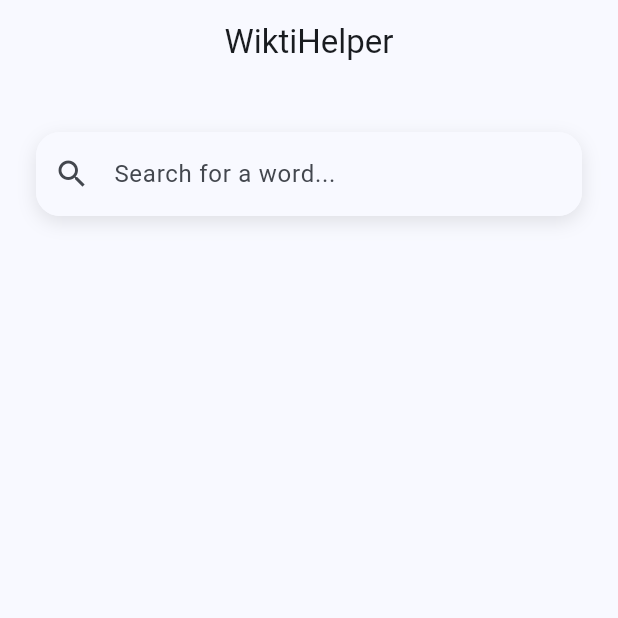
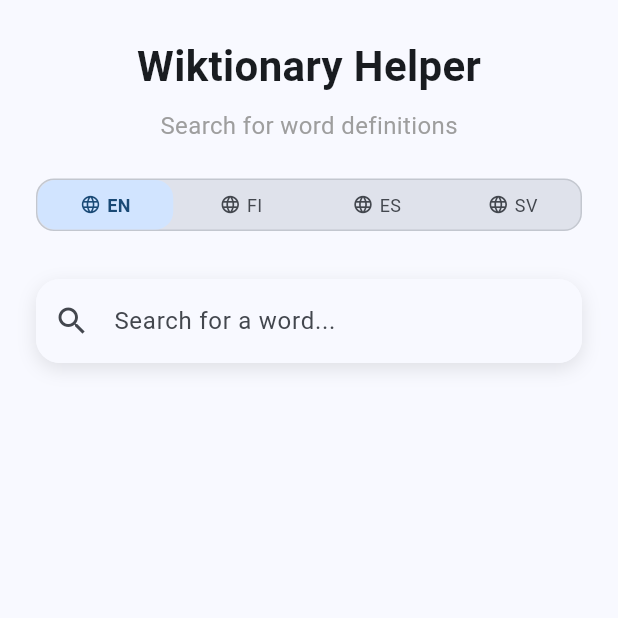
Before and after one commit to timokoola/wiktihelper, a Flutter app: the screen it shows after launch, on a phone screen of 412 x 824 dp, the top half of it. Run offline on Flutter 3.47's test engine with Material 3 defaults, Android fonts, the phone set to English and light mode, and no system bars; our stand-ins replace share_plus.

Commit message:
Add Spanish and Swedish language support with improved language selector UI

```diff
--- /dev/null
+++ b/lib/features/home/presentation/pages/home_page.dart
@@ -0,0 +1,70 @@
+import 'package:flutter/material.dart';
+import 'package:provider/provider.dart';
+import 'package:wiktihelper/features/home/presentation/providers/home_provider.dart';
+import 'package:wiktihelper/shared/widgets/search_box.dart';
+import 'package:wiktihelper/shared/widgets/wiktionary_result_card.dart';
+import 'package:wiktihelper/shared/widgets/language_selector.dart';
+
+class HomePage extends StatelessWidget {
+  const HomePage({super.key});
+
+  @override
+  Widget build(BuildContext context) {
+    return Scaffold(
+      body: SafeArea(
+        child: Consumer<HomeProvider>(
+          builder: (context, provider, child) {
+            return Column(
+              children: [
+                const SizedBox(height: 24),
+                const Text(
+                  'Wiktionary Helper',
+                  style: TextStyle(
+                    fontSize: 28,
+                    fontWeight: FontWeight.bold,
+                  ),
+                ),
+                const SizedBox(height: 8),
+                const Text(
+                  'Search for word definitions',
+                  style: TextStyle(
+                    fontSize: 16,
+                    color: Colors.grey,
+                  ),
+                ),
+                const SizedBox(height: 24),
+                LanguageSelector(
+                  selectedLanguage: provider.selectedLanguage,
+                  onLanguageChanged: (language) {
+                    provider.setLanguage(language);
+                    if (provider.currentResult != null) {
+                      provider.searchWord(provider.currentResult!.title);
+                    }
+                  },
+                ),
+                const SizedBox(height: 16),
+                SearchBox(
+                  onSearch: provider.searchWord,
+                  isLoading: provider.isLoading,
+                ),
+                const SizedBox(height: 24),
+                Expanded(
+                  child: SingleChildScrollView(
+                    child: Column(
+                      children: [
+                        if (provider.currentResult != null)
+                          WiktionaryResultCard(
+                            result: provider.currentResult!,
+                          ),
+                      ],
+                    ),
+                  ),
+                ),
+              ],
+            );
+          },
+        ),
+      ),
+    );
+  }
+}
--- /dev/null
+++ b/lib/features/home/presentation/providers/home_provider.dart
@@ -0,0 +1,47 @@
+import 'package:flutter/material.dart';
+import 'package:wiktihelper/shared/models/wiktionary_result.dart';
+import 'package:wiktihelper/shared/services/wiktionary_service.dart';
+
+class HomeProvider extends ChangeNotifier {
+  final WiktionaryService _service;
+  bool _isLoading = false;
+  WiktionaryResult? _currentResult;
+  String _selectedLanguage = 'en';
+
+  HomeProvider(this._service);
+
+  bool get isLoading => _isLoading;
+  WiktionaryResult? get currentResult => _currentResult;
+  String get selectedLanguage => _selectedLanguage;
+
+  void setLanguage(String language) {
+    _selectedLanguage = language;
+    notifyListeners();
+  }
+
+  Future<void> searchWord(String word) async {
+    if (word.isEmpty) {
+      _currentResult = null;
+      notifyListeners();
+      return;
+    }
+
+    _isLoading = true;
+    notifyListeners();
+
+    try {
+      final result = await _service.searchWord(word, _selectedLanguage);
+      _currentResult = result;
+    } catch (e) {
+      _currentResult = WiktionaryResult(
+        title: word,
+        extract: '',
+        source: _selectedLanguage,
+        error: 'Failed to fetch definition: $e',
+      );
+    } finally {
+      _isLoading = false;
+      notifyListeners();
+    }
+  }
+}
--- a/lib/main.dart
+++ b/lib/main.dart
@@ -1,9 +1,10 @@
 import 'package:flutter/material.dart';
+import 'package:provider/provider.dart';
 import 'package:wiktihelper/core/config/app_config.dart';
 import 'package:wiktihelper/core/theme/app_theme.dart';
-import 'package:wiktihelper/shared/models/wiktionary_result.dart';
-import 'package:wiktihelper/shared/widgets/search_box.dart';
-import 'package:wiktihelper/shared/widgets/wiktionary_result_card.dart';
+import 'package:wiktihelper/features/home/presentation/pages/home_page.dart';
+import 'package:wiktihelper/features/home/presentation/providers/home_provider.dart';
+import 'package:wiktihelper/shared/services/wiktionary_service.dart';
 
 void main() {
   runApp(const MyApp());
@@ -14,51 +15,14 @@
 
   @override
   Widget build(BuildContext context) {
-    return MaterialApp(
-      title: AppConfig.appName,
-      theme: AppTheme.lightTheme,
-      darkTheme: AppTheme.darkTheme,
-      themeMode: ThemeMode.system,
-      home: const HomePage(),
-    );
-  }
-}
-
-class HomePage extends StatefulWidget {
-  const HomePage({super.key});
-
-  @override
-  State<HomePage> createState() => _HomePageState();
-}
-
-class _HomePageState extends State<HomePage> {
-  WiktionaryResult _currentResult = WiktionaryResult(
-    title: '',
-    extract: '',
-    source: '',
-  );
-
-  @override
-  Widget build(BuildContext context) {
-    return Scaffold(
-      appBar: AppBar(
-        title: Text(AppConfig.appName),
-      ),
-      body: SingleChildScrollView(
-        child: Column(
-          crossAxisAlignment: CrossAxisAlignment.start,
-          children: [
-            const SizedBox(height: 16),
-            SearchBox(
-              onResult: (result) {
-                setState(() {
-                  _currentResult = result;
-                });
-              },
-            ),
-            WiktionaryResultCard(result: _currentResult),
-          ],
-        ),
+    return ChangeNotifierProvider(
+      create: (context) => HomeProvider(WiktionaryService()),
+      child: MaterialApp(
+        title: AppConfig.appName,
+        theme: AppTheme.lightTheme,
+        darkTheme: AppTheme.darkTheme,
+        themeMode: ThemeMode.system,
+        home: const HomePage(),
       ),
     );
   }
--- a/lib/shared/services/wiktionary_service.dart
+++ b/lib/shared/services/wiktionary_service.dart
@@ -1,20 +1,54 @@
 import 'dart:convert';
 import 'package:http/http.dart' as http;
+import 'package:wiktihelper/shared/models/wiktionary_result.dart';
 
 class WiktionaryService {
   static const String _baseUrl = 'https://en.wiktionary.org/w/api.php';
   static const String _finnishBaseUrl = 'https://fi.wiktionary.org/w/api.php';
+  static const String _spanishBaseUrl = 'https://es.wiktionary.org/w/api.php';
+  static const String _swedishBaseUrl = 'https://sv.wiktionary.org/w/api.php';
 
-  Future<Map<String, dynamic>> searchWord(String word) async {
-    // Try English Wiktionary first
-    final englishResult = await _searchInWiktionary(word, _baseUrl);
-    if (englishResult != null) {
-      return englishResult;
+  static const Map<String, String> _languageUrls = {
+    'en': _baseUrl,
+    'fi': _finnishBaseUrl,
+    'es': _spanishBaseUrl,
+    'sv': _swedishBaseUrl,
+  };
+
+  static const Map<String, String> _languageNames = {
+    'en': 'English',
+    'fi': 'Finnish',
+    'es': 'Spanish',
+    'sv': 'Swedish',
+  };
+
+  Future<WiktionaryResult> searchWord(String word, String language) async {
+    final baseUrl = _languageUrls[language] ?? _baseUrl;
+
+    try {
+      final result = await _searchInWiktionary(word, baseUrl);
+      if (result != null) {
+        return WiktionaryResult(
+          title: result['title'],
+          extract: result['extract'],
+          source: language,
+        );
       }
 
-    // If not found in English, try Finnish Wiktionary
-    return await _searchInWiktionary(word, _finnishBaseUrl) ??
-           {'error': 'Word not found in either English or Finnish Wiktionary'};
+      return WiktionaryResult(
+        title: word,
+        extract: '',
+        source: language,
+        error: 'Word not found in ${_languageNames[language] ?? 'English'} Wiktionary',
+      );
+    } catch (e) {
+      return WiktionaryResult(
+        title: word,
+        extract: '',
+        source: language,
+        error: 'Error fetching from Wiktionary: $e',
+      );
+    }
   }
 
   Future<Map<String, dynamic>?> _searchInWiktionary(String word, String baseUrl) async {
@@ -29,7 +63,6 @@
 
     final uri = Uri.parse(baseUrl).replace(queryParameters: queryParams);
 
-    try {
     final response = await http.get(uri);
     if (response.statusCode == 200) {
       final data = json.decode(response.body);
@@ -40,12 +73,8 @@
         return {
           'title': firstPage['title'],
           'extract': firstPage['extract'],
-            'source': baseUrl.contains('fi.wiktionary.org') ? 'fi' : 'en',
         };
       }
-      }
-    } catch (e) {
-      print('Error fetching from Wiktionary: $e');
     }
     return null;
   }
--- /dev/null
+++ b/lib/shared/widgets/language_selector.dart
@@ -0,0 +1,107 @@
+import 'package:flutter/material.dart';
+
+class LanguageSelector extends StatelessWidget {
+  final String selectedLanguage;
+  final Function(String) onLanguageChanged;
+
+  const LanguageSelector({
+    Key? key,
+    required this.selectedLanguage,
+    required this.onLanguageChanged,
+  }) : super(key: key);
+
+  @override
+  Widget build(BuildContext context) {
+    return Container(
+      margin: const EdgeInsets.symmetric(horizontal: 24),
+      decoration: BoxDecoration(
+        color: Theme.of(context).colorScheme.surfaceVariant,
+        borderRadius: BorderRadius.circular(12),
+        border: Border.all(
+          color: Theme.of(context).colorScheme.outlineVariant,
+          width: 1,
+        ),
+      ),
+      child: Row(
+        mainAxisSize: MainAxisSize.min,
+        children: [
+          _buildLanguageOption(
+            context,
+            'en',
+            'EN',
+            Icons.language,
+          ),
+          _buildLanguageOption(
+            context,
+            'fi',
+            'FI',
+            Icons.language,
+          ),
+          _buildLanguageOption(
+            context,
+            'es',
+            'ES',
+            Icons.language,
+          ),
+          _buildLanguageOption(
+            context,
+            'sv',
+            'SV',
+            Icons.language,
+          ),
+        ],
+      ),
+    );
+  }
+
+  Widget _buildLanguageOption(
+    BuildContext context,
+    String value,
+    String label,
+    IconData icon,
+  ) {
+    final isSelected = selectedLanguage == value;
+    return Expanded(
+      child: Material(
+        color: Colors.transparent,
+        child: InkWell(
+          onTap: () => onLanguageChanged(value),
+          borderRadius: BorderRadius.circular(12),
+          child: Container(
+            padding: const EdgeInsets.symmetric(vertical: 8, horizontal: 8),
+            decoration: BoxDecoration(
+              color: isSelected
+                  ? Theme.of(context).colorScheme.primaryContainer
+                  : Colors.transparent,
+              borderRadius: BorderRadius.circular(12),
+            ),
+            child: Row(
+              mainAxisSize: MainAxisSize.min,
+              mainAxisAlignment: MainAxisAlignment.center,
+              children: [
+                Icon(
+                  icon,
+                  size: 14,
+                  color: isSelected
+                      ? Theme.of(context).colorScheme.onPrimaryContainer
+                      : Theme.of(context).colorScheme.onSurfaceVariant,
+                ),
+                const SizedBox(width: 4),
+                Text(
+                  label,
+                  style: TextStyle(
+                    color: isSelected
+                        ? Theme.of(context).colorScheme.onPrimaryContainer
+                        : Theme.of(context).colorScheme.onSurfaceVariant,
+                    fontWeight: isSelected ? FontWeight.w600 : FontWeight.normal,
+                    fontSize: 12,
+                  ),
+                ),
+              ],
+            ),
+          ),
+        ),
+      ),
+    );
+  }
+}
--- a/lib/shared/widgets/search_box.dart
+++ b/lib/shared/widgets/search_box.dart
@@ -2,35 +2,15 @@
 import 'package:wiktihelper/shared/models/wiktionary_result.dart';
 import 'package:wiktihelper/shared/services/wiktionary_service.dart';
 
-class SearchBox extends StatefulWidget {
-  final Function(WiktionaryResult) onResult;
+class SearchBox extends StatelessWidget {
+  final Function(String) onSearch;
+  final bool isLoading;
 
   const SearchBox({
     Key? key,
-    required this.onResult,
+    required this.onSearch,
+    required this.isLoading,
   }) : super(key: key);
-
-  @override
-  State<SearchBox> createState() => _SearchBoxState();
-}
-
-class _SearchBoxState extends State<SearchBox> {
-  final _searchController = TextEditingController();
-  final _wiktionaryService = WiktionaryService();
-  bool _isLoading = false;
-
-  Future<void> _searchWord(String word) async {
-    if (word.isEmpty) return;
-
-    setState(() => _isLoading = true);
-
-    try {
-      final result = await _wiktionaryService.searchWord(word);
-      widget.onResult(WiktionaryResult.fromJson(result));
-    } finally {
-      setState(() => _isLoading = false);
-    }
-  }
 
   @override
   Widget build(BuildContext context) {
@@ -48,13 +28,12 @@
         ],
       ),
       child: TextField(
-        controller: _searchController,
         autocorrect: false,
         enableSuggestions: false,
         textCapitalization: TextCapitalization.none,
         decoration: InputDecoration(
           hintText: 'Search for a word...',
-          prefixIcon: _isLoading
+          prefixIcon: isLoading
               ? const SizedBox(
                   width: 20,
                   height: 20,
@@ -72,23 +51,8 @@
             vertical: 16,
           ),
         ),
-        onSubmitted: _searchWord,
-        onChanged: (value) {
-          if (value.isEmpty) {
-            widget.onResult(WiktionaryResult(
-              title: '',
-              extract: '',
-              source: '',
-            ));
-          }
-        },
+        onSubmitted: onSearch,
       ),
     );
   }
-
-  @override
-  void dispose() {
-    _searchController.dispose();
-    super.dispose();
-  }
 }
--- a/pubspec.yaml
+++ b/pubspec.yaml
@@ -36,6 +36,7 @@
   cupertino_icons: ^1.0.2
   http: ^1.1.0
   share_plus: ^7.2.1
+  provider: ^6.1.1
 
 dev_dependencies:
   flutter_test:
```
Lines whose indentation alone changed are shown as unchanged.
